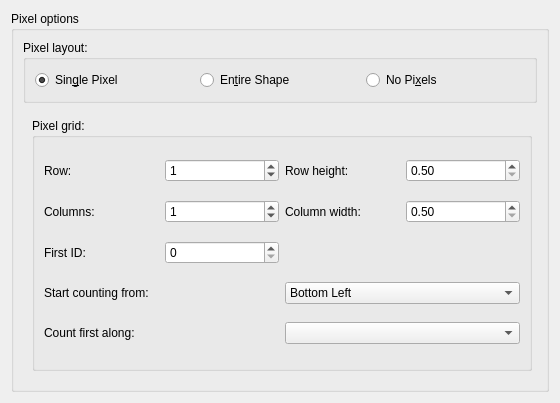
Before: the Qt Designer form ui/pixel_options.ui in ess-dmsc/nexus-constructor, drawn with Qt 5.
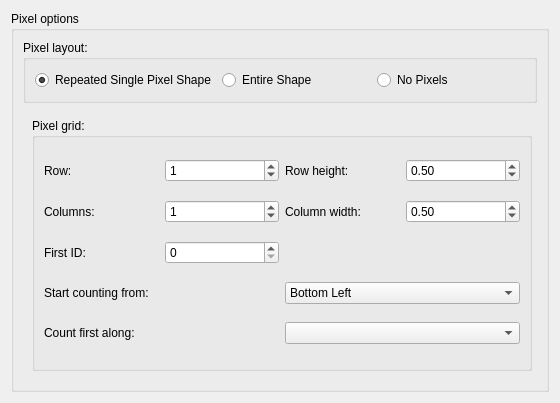
After: the same form once the commit is applied.

Commit message: Tooltips added to pixel options

Diff of the .ui file:
```diff
--- a/ui/pixel_options.ui
+++ b/ui/pixel_options.ui
@@ -59,7 +59,7 @@
          <item>
           <widget class="QRadioButton" name="singlePixelRadioButton">
            <property name="text">
-            <string>Sin&amp;gle Pixel</string>
+            <string>Repeated Single Pixel Shape</string>
            </property>
            <property name="checked">
             <bool>true</bool>
@@ -69,14 +69,14 @@
          <item>
           <widget class="QRadioButton" name="entireShapeRadioButton">
            <property name="text">
-            <string>En&amp;tire Shape</string>
+            <string>Entire Shape</string>
            </property>
           </widget>
          </item>
          <item>
           <widget class="QRadioButton" name="noPixelsButton">
            <property name="text">
-            <string>No Pi&amp;xels</string>
+            <string>No Pixels</string>
            </property>
           </widget>
          </item>
@@ -230,9 +230,12 @@
              <item row="0" column="3">
               <widget class="QDoubleSpinBox" name="rowHeightSpinBox">
                <property name="minimum">
-                <double>0.500000000000000</double>
+                <double>0.100000000000000</double>
                </property>
                <property name="singleStep">
+                <double>0.100000000000000</double>
+               </property>
+               <property name="value">
                 <double>0.500000000000000</double>
                </property>
               </widget>
@@ -240,9 +243,12 @@
              <item row="1" column="3">
               <widget class="QDoubleSpinBox" name="columnWidthSpinBox">
                <property name="minimum">
-                <double>0.500000000000000</double>
+                <double>0.100000000000000</double>
                </property>
                <property name="singleStep">
+                <double>0.100000000000000</double>
+               </property>
+               <property name="value">
                 <double>0.500000000000000</double>
                </property>
               </widget>
```
Left out of the diff: 9 changed lines with no effect on the pictures. The commit also changes 1 other file.
